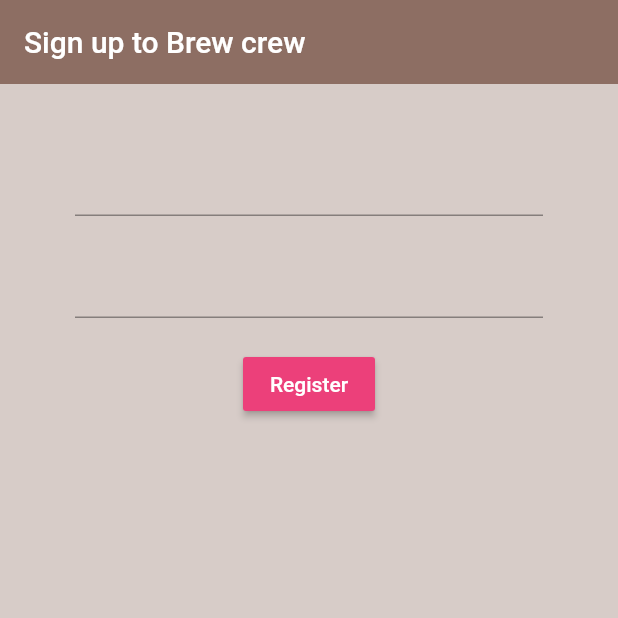
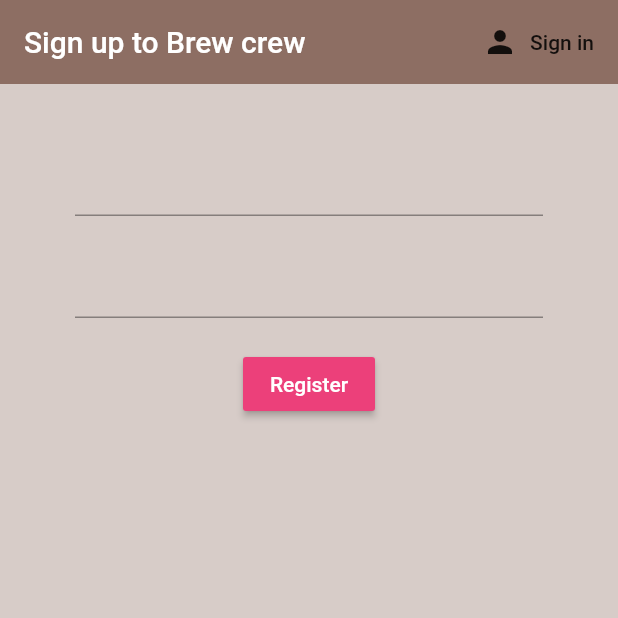
Before and after one commit to heimzza/coffee_firebase_brew_crew, a Flutter app: the screen it shows after launch, after a tap on "Register", on a phone screen of 412 x 824 dp, the top half of it. Run offline on Flutter 3.47's test engine with Material 2 defaults, Android fonts, the phone set to English and light mode, and no system bars; our stand-ins replace firebase_auth; accounts and stored records are empty.

Commit message:
sign in - register transaction

```diff
--- a/lib/screens/authenticate/authenticate.dart
+++ b/lib/screens/authenticate/authenticate.dart
@@ -8,10 +8,15 @@ class Authenticate extends StatefulWidget {
 }
 
 class _AuthenticateState extends State<Authenticate> {
+  bool showSignIn = true;
+  void toggleView() {
+    setState(() {
+      showSignIn = !showSignIn;
+    });
+  }
+
   @override
   Widget build(BuildContext context) {
-    return Container(
-      child: Register(),
-    );
+    return showSignIn ? SignIn(toggleView: toggleView) : Register(toggleView: toggleView);
   }
 }
--- a/lib/screens/authenticate/register.dart
+++ b/lib/screens/authenticate/register.dart
@@ -2,6 +2,9 @@ import 'package:brew_crew_firebase/services/auth.dart';
 import 'package:flutter/material.dart';
 
 class Register extends StatefulWidget {
+  final Function toggleView;
+  Register({this.toggleView});
+
   @override
   _RegisterState createState() => _RegisterState();
 }
@@ -22,6 +25,15 @@ class _RegisterState extends State<Register> {
         backgroundColor: Colors.brown[400],
         elevation: 0,
         title: Text("Sign up to Brew crew"),
+        actions: [
+          FlatButton.icon(
+            onPressed: () {
+              widget.toggleView();
+            },
+            icon: Icon(Icons.person),
+            label: Text("Sign in"),
+          )
+        ],
       ),
       body: Container(
         padding: EdgeInsets.symmetric(vertical: 20.0, horizontal: 50.0),
--- a/lib/screens/authenticate/sign_in.dart
+++ b/lib/screens/authenticate/sign_in.dart
@@ -1,7 +1,11 @@
+import 'package:brew_crew_firebase/screens/authenticate/register.dart';
 import 'package:brew_crew_firebase/services/auth.dart';
 import 'package:flutter/material.dart';
 
 class SignIn extends StatefulWidget {
+  final Function toggleView;
+  SignIn({this.toggleView});
+
   @override
   _SignInState createState() => _SignInState();
 }
@@ -21,6 +25,15 @@ class _SignInState extends State<SignIn> {
         backgroundColor: Colors.brown[400],
         elevation: 0,
         title: Text("Sign in to Brew crew"),
+        actions: [
+          FlatButton.icon(
+            onPressed: () {
+              widget.toggleView();
+            },
+            icon: Icon(Icons.person),
+            label: Text("Register"),
+          )
+        ],
       ),
       body: Container(
         padding: EdgeInsets.symmetric(vertical: 20.0, horizontal: 50.0),
```
